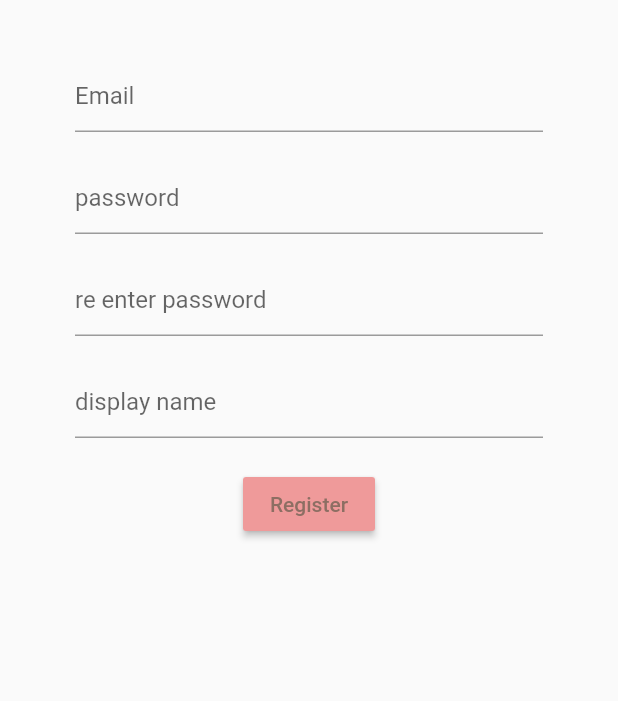
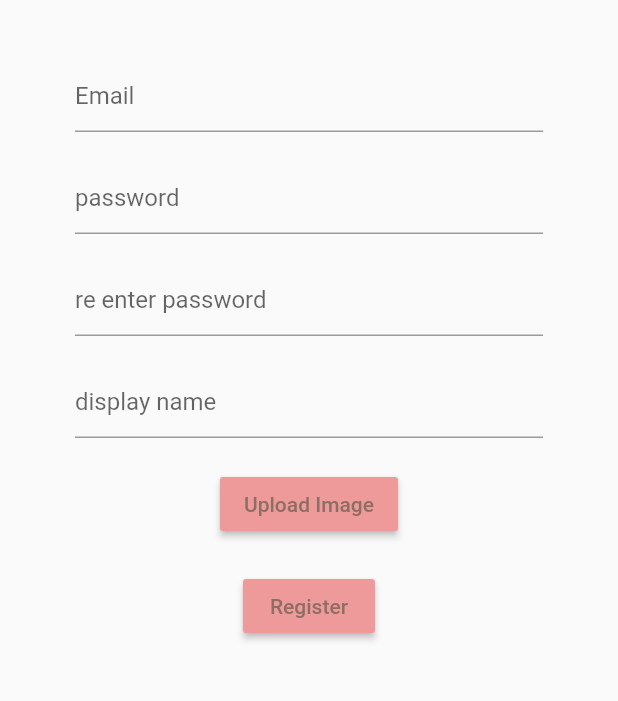
Before and after one commit to creepymarshmallow117/booking_app, a Flutter app: the screen it shows after launch, on a phone screen of 412 x 824 dp, the part 84-785 px from its top. Run offline on Flutter 3.47's test engine with Material 2 defaults, Android fonts, the phone set to English and light mode, and no system bars; our stand-ins replace cloud_firestore, firebase_auth, firebase_core, firebase_storage, image_picker; accounts and stored records are empty.

Commit message:
deleted radio buttons and added display name, need to get a dependency image_picker

```diff
--- a/lib/screens/authenticate/register.dart
+++ b/lib/screens/authenticate/register.dart
@@ -1,12 +1,17 @@
+import 'dart:io';
+
+import 'package:path/path.dart';
 import 'package:booking_app/services/auth.dart';
+import 'package:firebase_storage/firebase_storage.dart';
 import 'package:flutter/material.dart';
+import 'package:image_picker/image_picker.dart';
 
 class Register extends StatefulWidget {
   @override
   _RegisterState createState() => _RegisterState();
 }
 
-enum TypeOfUser { user, client}
+
 class _RegisterState extends State<Register> {
   final AuthService auth = AuthService();
   final formKey = GlobalKey<FormState>();
@@ -75,6 +80,27 @@ class _RegisterState extends State<Register> {
                 ),
                 SizedBox(height: 20.0),
                 RaisedButton(
+                  color: Colors.red[200],
+                  child: Text('Upload Image', style: TextStyle(color: Colors.brown[400])),
+                  onPressed: () async{
+                    File _image;
+                    final picker = ImagePicker();
+                    final pickedFile = await picker.getImage(source: ImageSource.gallery);
+                    setState(() {
+                      _image = File(pickedFile.path);
+                    });
+                    String fileName = basename(_image.path);
+                    Reference firebaseStorageRef =
+                    FirebaseStorage.instance.ref().child('uploads/$fileName');
+                    UploadTask uploadTask = firebaseStorageRef.putFile(_image);
+                    TaskSnapshot taskSnapshot = await uploadTask;
+                    taskSnapshot.ref.getDownloadURL().then(
+                          (value) => print("Done: $value"),
+                    );
+                  },
+                ),
+                SizedBox(height: 20.0),
+                RaisedButton(
                     color: Colors.red[200],
                     child: Text('Register', style: TextStyle(color: Colors.brown[400])),
                     onPressed: () async{
--- a/pubspec.yaml
+++ b/pubspec.yaml
@@ -26,8 +26,10 @@ dependencies:
   firebase_auth: ^0.18.4+1
   firebase_core: ^0.5.3
   cloud_firestore: ^0.14.4
+  firebase_storage: ^5.2.0
   provider: ^4.3.2+2
   flutter_spinkit: "^4.1.2"
+  image_picker: ^0.6.7+14
 
 
   # The following adds the Cupertino Icons font to your application.
```
Also changed, not shown: pubspec.lock.
